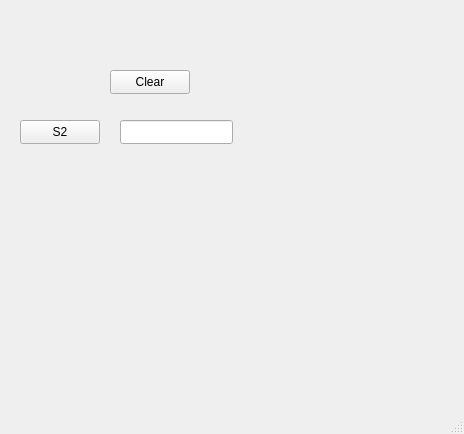
Above: mainwindow.ui from rnied137/SyncSerial before the change. Below: the same form after it.
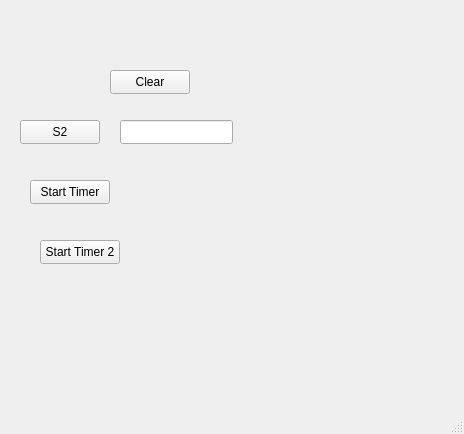
That is the form after the change.

What changed in the file:
```diff
--- a/mainwindow.ui
+++ b/mainwindow.ui
@@ -50,6 +50,32 @@
      </rect>
     </property>
    </widget>
+   <widget class="QPushButton" name="buttonStartTimer">
+    <property name="geometry">
+     <rect>
+      <x>30</x>
+      <y>180</y>
+      <width>80</width>
+      <height>24</height>
+     </rect>
+    </property>
+    <property name="text">
+     <string>Start Timer</string>
+    </property>
+   </widget>
+   <widget class="QPushButton" name="buttonStartTimer2">
+    <property name="geometry">
+     <rect>
+      <x>40</x>
+      <y>240</y>
+      <width>80</width>
+      <height>24</height>
+     </rect>
+    </property>
+    <property name="text">
+     <string>Start Timer 2</string>
+    </property>
+   </widget>
   </widget>
   <widget class="QMenuBar" name="menubar">
    <property name="geometry">
```
